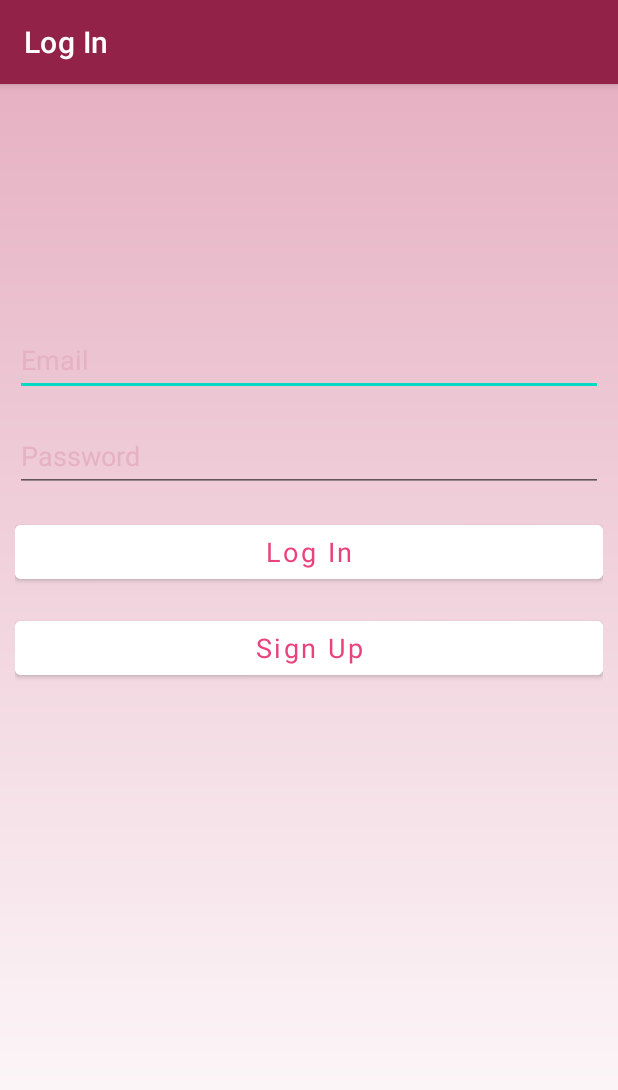
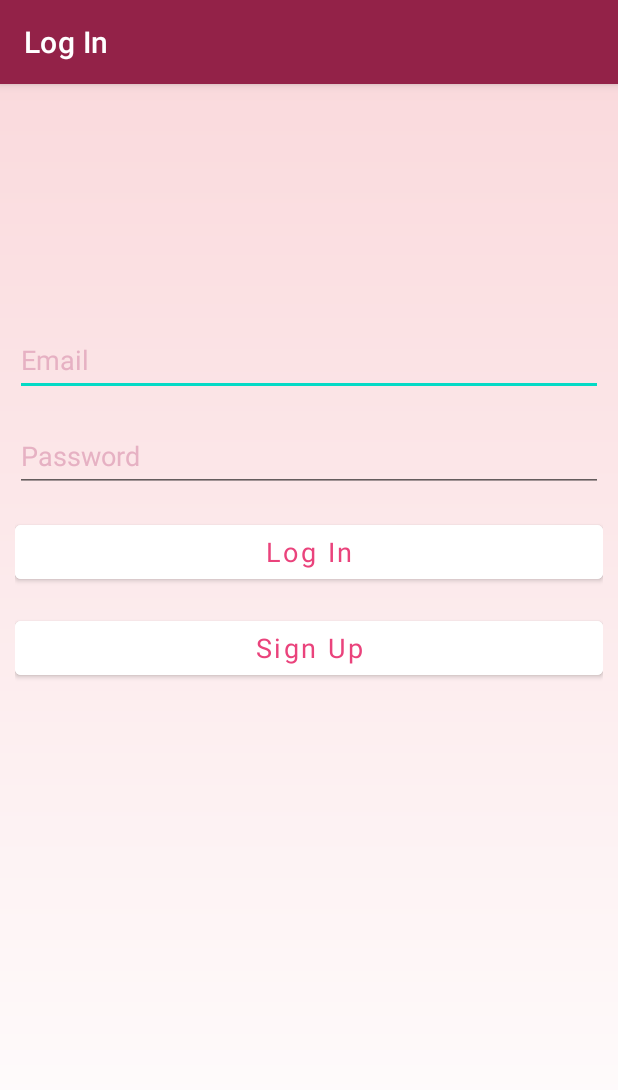
Before and after one commit to DragonLLNG/PolishTracker, an Android app: the screen it shows after launch (MainActivity), after a tap on "Start", on a phone screen of 412 x 824 dp. Shown: the top 1090 px of the screen. Run offline under Robolectric (Android 15) with nearby library versions, the phone set to English and light mode, and no system bars; our stand-ins replace Firebase (no records; nobody signed in at launch, a user with empty details on screens opened directly); Roboto replaces fonts that are not available here; 1 statement that could not run was skipped.

Commit message:
Minor change in UI

```diff
--- a/app/src/main/res/drawable/gradient.xml
+++ b/app/src/main/res/drawable/gradient.xml
@@ -4,5 +4,5 @@
         android:type="linear"
         android:angle="90"
         android:startColor="@color/white"
-        android:endColor="@color/brightpink" />
+        android:endColor="@color/Whitestpink" />
 </shape>
--- a/app/src/main/res/layout/activity_main.xml
+++ b/app/src/main/res/layout/activity_main.xml
@@ -20,7 +20,4 @@
         app:layout_constraintStart_toStartOf="parent"
         app:menu="@menu/bottom_nav"/>
 
-
-
-
 </androidx.constraintlayout.widget.ConstraintLayout>
--- a/app/src/main/res/layout/fragment_add_on.xml
+++ b/app/src/main/res/layout/fragment_add_on.xml
@@ -5,7 +5,7 @@
     android:layout_width="match_parent"
     android:layout_height="match_parent"
     android:padding="10dp"
-    android:background="@drawable/gradient"
+    android:background="@drawable/semicircle"
     tools:context=".fragments.AddOnFragment" >
 
     <TextView
--- a/app/src/main/res/layout/fragment_menu.xml
+++ b/app/src/main/res/layout/fragment_menu.xml
@@ -4,7 +4,7 @@
     xmlns:tools="http://schemas.android.com/tools"
     android:layout_width="match_parent"
     android:layout_height="match_parent"
-    android:background="@drawable/gradient"
+    android:background="@drawable/semicircle"
     android:padding="10dp"
     tools:context=".fragments.MenuFragment"
     tools:layout_editor_absoluteX="-1dp"
--- a/app/src/main/res/values/colors.xml
+++ b/app/src/main/res/values/colors.xml
@@ -14,4 +14,5 @@
     <color name="brightpink">#E6B1C3</color>
     <color name="Bisque">#F2D2BD </color>
     <color name="DustyRose"> #C9A9A6 </color>
+    <color name="Whitestpink"> #fadadd </color>
 </resources>
```
